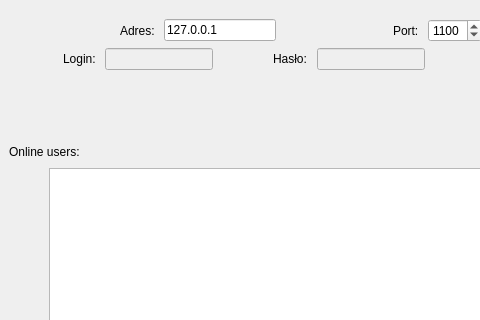
Before: the Qt Designer form client/mainwindow.ui in michal-kowal/bsd-socket-chat-app, drawn with Qt 5; both pictures show x 0 to 480 and y 0 to 320 of the 800 by 522 pixel window.
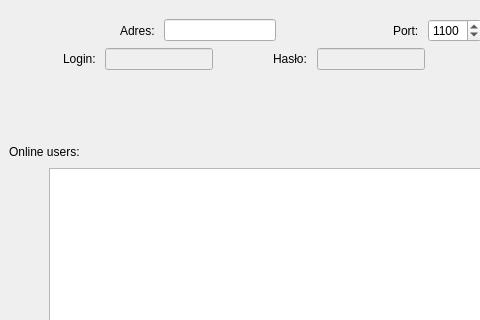
After: the same form once the commit is applied.

What changed in the file:
```diff
--- a/client/mainwindow.ui
+++ b/client/mainwindow.ui
@@ -48,7 +48,7 @@
         <item>
          <widget class="QLineEdit" name="adresLineEdit">
           <property name="text">
-           <string>127.0.0.1</string>
+           <string/>
           </property>
          </widget>
         </item>
```
